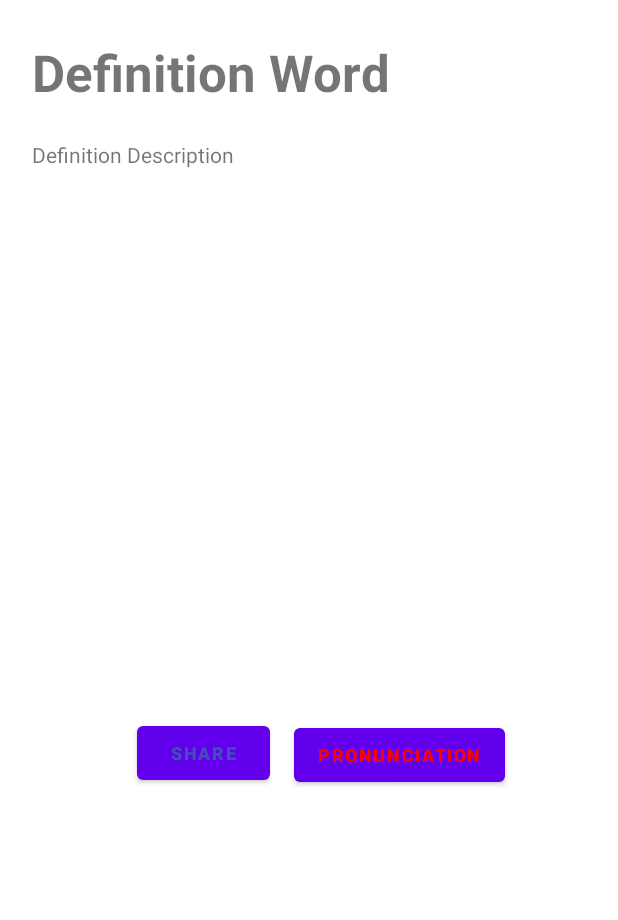
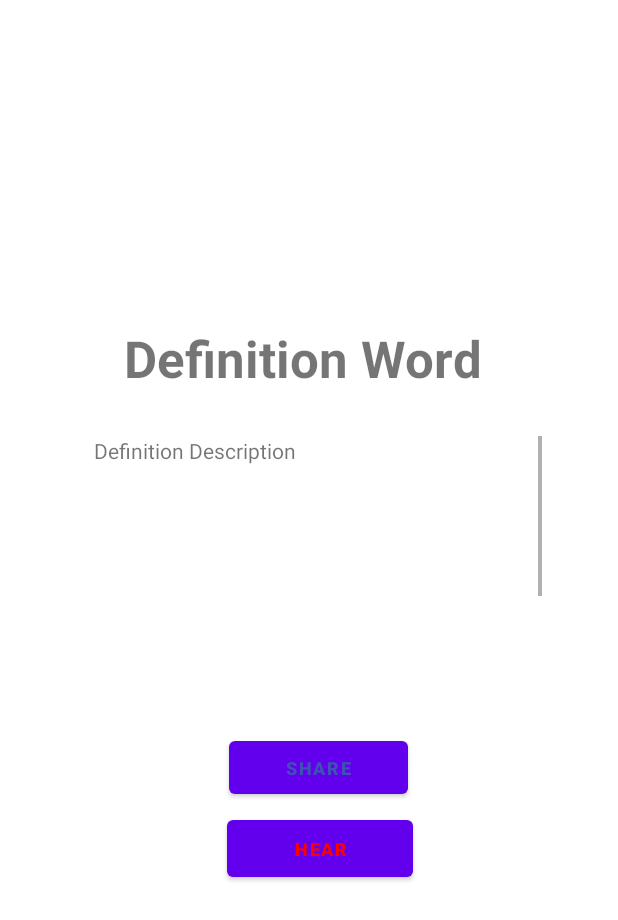
Before and after one commit to ShehanAT/Dictionary-App-Android, an Android app: the layout custom_alert_dialog.xml on its own in the app's theme, with its tools: preview values and no code run, on a phone screen of 412 x 824 dp. Shown: the top 920 px of the screen. Run offline under Robolectric (Android 15) with nearby library versions, the phone set to English and light mode, and no system bars; network calls fail.

Commit message:
Refactored custom_alert_dialog.xml in activity_main.xml

```diff
--- a/app/src/main/java/com/coding/informer/dictionary_app_v3/CustomDefinitionDialog.kt
+++ b/app/src/main/java/com/coding/informer/dictionary_app_v3/CustomDefinitionDialog.kt
@@ -13,7 +13,8 @@ class CustomDefinitionDialog  {
     var d: Dialog? = null
     var pronounceBtn: Button? = null
     var shareOnFacebookBtn: Button? = null
-
+    var definitionWordItem: TextView? = null
+    var definitionTextItem: TextView?  = null
 //    override fun onCreate(savedInstanceState: Bundle) {
 //        super.onCreate(savedInstanceState)
 //        setContentView(R.layout.custom_alert_dialog)
@@ -33,13 +34,17 @@ class CustomDefinitionDialog  {
 //    }
     open fun showDialog(activity: Activity?, definitionWord: String, definitionText: String) {
         val dialog = Dialog(activity!!)
-        dialog.requestWindowFeature(Window.FEATURE_CUSTOM_TITLE)
+        dialog.requestWindowFeature(Window.FEATURE_NO_TITLE)
         dialog.setCancelable(true)
         dialog.setContentView(R.layout.custom_alert_dialog)
         val pronounceBtn = dialog.findViewById<View>(R.id.pronounceBtn) as Button
         pronounceBtn
         val shareOnFacebookBtn = dialog.findViewById<View>(R.id.shareOnFacebookBtn) as Button
         shareOnFacebookBtn.setOnClickListener { dialog.dismiss() }
+        definitionWordItem = dialog.findViewById<View>(R.id.definitionWord) as TextView
+        definitionWordItem!!.text = definitionWord
+        definitionTextItem = dialog.findViewById<View>(R.id.definitionDescription) as TextView
+        definitionTextItem!!.text = definitionText
         dialog.show()
     }
 }
--- a/app/src/main/java/com/coding/informer/dictionary_app_v3/MainActivity.kt
+++ b/app/src/main/java/com/coding/informer/dictionary_app_v3/MainActivity.kt
@@ -207,7 +207,7 @@ class MainActivity : AppCompatActivity() {
         mStringRequest = StringRequest(
             Request.Method.GET, Api.DICTIONARY_BASE_URL + "/" + searchWord,
             { response ->
-                Toast.makeText(applicationContext, "Search word: $searchWord", Toast.LENGTH_LONG)
+                Toast.makeText(applicationContext, "$searchWord", Toast.LENGTH_LONG)
                     .show()
                 val jsonResponse = JSONArray(response);
 //Syntax for traversing jsonResponse in order to extract definitions:
@@ -223,65 +223,15 @@ class MainActivity : AppCompatActivity() {
                             definitionListStr += "* " + (defObj.getString("definition")) + "\n";
                         }
                     }
-//                    dialogBuilder?.setItems(arrayOf<CharSequence>(
-//                        "button 1",
-//                        "button 2",
-//                        "button 3",
-//                        "button 4"
-//                    ),
-//                        DialogInterface.OnClickListener { dialog, which -> // The 'which' argument contains the index position
-//                            // of the selected item
-//                            when (which) {
-//                                0 -> Toast.makeText(this, "clicked 1", Toast.LENGTH_SHORT).show()
-//                                1 -> Toast.makeText(this, "clicked 2", Toast.LENGTH_SHORT).show()
-//                                2 -> Toast.makeText(this, "clicked 3", Toast.LENGTH_SHORT).show()
-//                                3 -> Toast.makeText(this, "clicked 4", Toast.LENGTH_SHORT).show()
-//                            }
-//                        })
 
                     try{
                         var customDefinitionDialog : CustomDefinitionDialog = CustomDefinitionDialog()
-                        customDefinitionDialog.showDialog(this@MainActivity, "Search word: $searchWord", definitionListStr)
+                        customDefinitionDialog.showDialog(this@MainActivity, "$searchWord", definitionListStr)
 //                        customDefinitionDialog.window?.setBackgroundDrawable(ColorDrawable(Color.TRANSPARENT))
 //                        customDefinitionDialog.show()
                     } catch (e : Exception) {
                         Log.d("API Response:", e.toString())
                     }
-
-
-//                    var alert: AlertDialog? = dialogBuilder?.create()
-//                    alert?.setCancelable(true)
-//                    alert?.setTitle("Definition: $searchWord")
-//                    alert?.setMessage(definitionListStr)
-//                    alert?.setButton(
-//                        AlertDialog.BUTTON_NEUTRAL, "Share To Facebook",
-//                        DialogInterface.OnClickListener { dialog, which ->
-//                            val shareDialog: ShareDialog = ShareDialog(this)
-//                            val content: ShareLinkContent = ShareLinkContent.Builder()
-//                                .setContentUrl(Uri.parse("https://api.dictionaryapi.dev/api/v2/entries/en/$searchWord"))
-//                                .setQuote("Definition: $searchWord\n$definitionListStr")
-//                                .build()
-//
-//                            shareDialog.show(content)
-//                            Log.d("Definition Modal", "Facebook Share Modal Opened")
-//                        })
-//                    alert?.setButton(
-//                        AlertDialog.BUTTON_NEUTRAL, "Pronunciation",
-//                        DialogInterface.OnClickListener { dialog, which ->
-//                            val text = searchWordTextInput!!.text.toString().trim();
-//
-//                            if (text.isNotEmpty()) {
-//                                if (Build.VERSION.SDK_INT >= Build.VERSION_CODES.LOLLIPOP) {
-//                                    textToSpeechEngine!!.speak(text, TextToSpeech.QUEUE_FLUSH, null, "tts1")
-//                                } else {
-//                                    textToSpeechEngine!!.speak(text, TextToSpeech.QUEUE_FLUSH, null)
-//                                }
-//                            } else {
-//                                Toast.makeText(this, "Text cannot be empty", Toast.LENGTH_LONG).show()
-//                            }
-//                        }
-//                    )
-//                    alert?.show()
 
                 } catch (e : Exception) {
                     Log.d("API Response:", "Ran into error while parsing API Response")
--- a/app/src/main/res/layout/custom_alert_dialog.xml
+++ b/app/src/main/res/layout/custom_alert_dialog.xml
@@ -1,27 +1,30 @@
 <?xml version="1.0" encoding="utf-8"?>
-<RelativeLayout
-    xmlns:android="http://schemas.android.com/apk/res/android"
-    android:layout_width="match_parent"
-    android:layout_height="match_parent">
+<!--<RelativeLayout-->
+<!--    xmlns:android="http://schemas.android.com/apk/res/android"-->
+<!--    android:layout_width="match_parent"-->
+<!--    android:layout_height="match_parent">-->
 
-<!--    <RelativeLayout-->
-<!--        android:layout_width="wrap_content"-->
-<!--        android:layout_height="wrap_content"-->
-<!--        android:layout_below="@id/textview"-->
-<!--        android:layout_margin="15dp"-->
-<!--        android:layout_marginTop="124dp"-->
-<!--        android:layout_marginBottom="15dp">-->
+<LinearLayout xmlns:android="http://schemas.android.com/apk/res/android"
+    android:layout_width="300dp"
+    android:layout_height="440dp"
+    android:layout_alignParentStart="true"
+    android:layout_alignParentTop="true"
+    android:layout_alignParentEnd="true"
+    android:layout_alignParentBottom="true"
+    android:layout_marginStart="61dp"
+    android:layout_marginTop="160dp"
+    android:layout_marginEnd="49dp"
+    android:layout_marginBottom="131dp"
+    android:orientation="vertical"
+    android:visibility="visible">
 
-<!--    </RelativeLayout>-->
 
     <Button
         android:id="@+id/shareOnFacebookBtn"
-        android:layout_width="88dp"
-        android:layout_height="wrap_content"
+        android:layout_width="119dp"
+        android:layout_height="47dp"
 
-        android:layout_alignParentStart="true"
-        android:layout_alignParentTop="true"
-        android:layout_alignParentEnd="true"
+
         android:layout_marginStart="91dp"
         android:layout_marginTop="478dp"
         android:layout_marginEnd="232dp"
@@ -30,32 +33,18 @@
         android:text="Share"
         android:textColor="#3F51B5"
         android:textSize="12sp"
-        android:textStyle="bold" />
-
-    <Button
-        android:id="@+id/pronounceBtn"
-        android:layout_width="wrap_content"
-        android:layout_height="wrap_content"
-        android:layout_alignParentTop="true"
-        android:layout_alignParentEnd="true"
-        android:layout_marginStart="30dp"
-        android:layout_marginLeft="100dp"
-        android:layout_marginTop="479dp"
-        android:layout_marginEnd="75dp"
-        android:text="Pronunciation"
-        android:textColor="#FF0000"
-        android:textSize="12sp"
-        android:textStyle="bold" />
+        android:textStyle="bold"
+        android:translationY="-150dp" />
 
     <ScrollView
-        android:layout_width="373dp"
-        android:layout_height="377dp"
-        android:layout_alignParentStart="true"
-        android:layout_alignParentTop="true"
-        android:layout_alignParentEnd="true"
+        android:layout_width="300dp"
+        android:layout_height="200dp"
+
         android:layout_marginStart="21dp"
         android:layout_marginTop="93dp"
-        android:layout_marginEnd="17dp">
+        android:layout_marginEnd="17dp"
+        android:translationX="-20dp"
+        android:translationY="-300dp">
 
         <LinearLayout
             android:layout_width="match_parent"
@@ -70,9 +59,22 @@
         </LinearLayout>
     </ScrollView>
 
+    <Button
+        android:id="@+id/pronounceBtn"
+        android:layout_width="124dp"
+        android:layout_height="50dp"
+        android:scaleX="1"
+        android:scaleY="1"
+        android:text="Hear"
+        android:textColor="#FF0000"
+        android:textSize="12sp"
+        android:textStyle="bold"
+        android:translationX="90dp"
+        android:translationY="-250dp" />
+
     <TextView
         android:id="@+id/definitionWord"
-        android:layout_width="371dp"
+        android:layout_width="wrap_content"
         android:layout_height="56dp"
 
         android:layout_alignParentStart="true"
@@ -84,6 +86,9 @@
         android:layout_marginBottom="74dp"
         android:text="Definition Word"
         android:textSize="34sp"
-        android:textStyle="bold" />
+        android:textStyle="bold"
+        android:translationY="-650dp" />
 
-</RelativeLayout>
+
+</LinearLayout>
+<!--</RelativeLayout>-->
```
